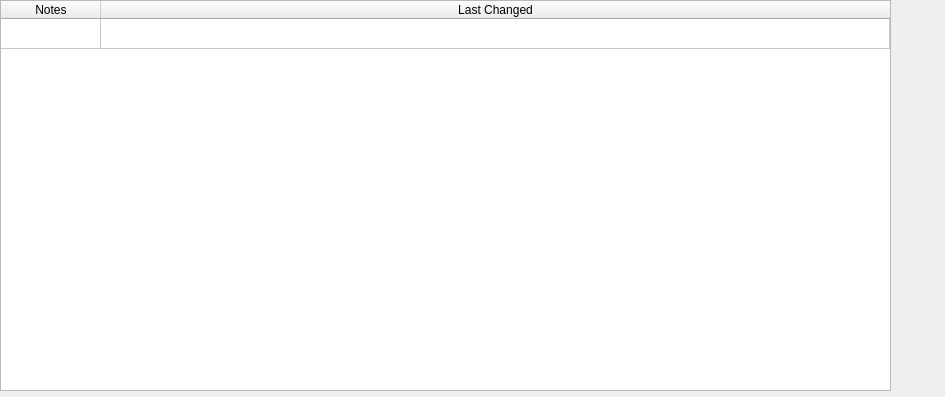
Above: src/ui/notesdialog.ui from fredollinger/KTomGirl before the change. Below: the same form after it.
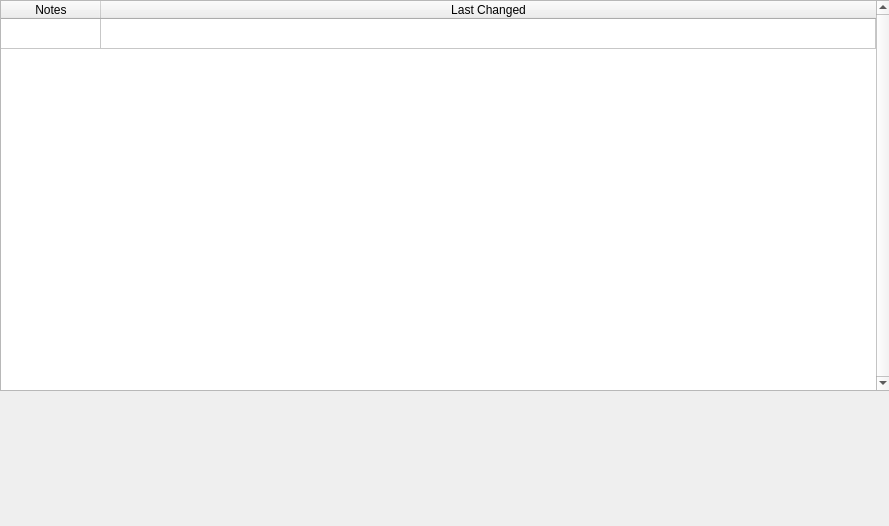
That is the form after the change.

Commit message: Quick ui testing in python.

The edit to the form file:
```diff
--- a/src/ui/notesdialog.ui
+++ b/src/ui/notesdialog.ui
@@ -6,8 +6,8 @@
    <rect>
     <x>0</x>
     <y>0</y>
-    <width>945</width>
-    <height>397</height>
+    <width>889</width>
+    <height>526</height>
    </rect>
   </property>
   <property name="sizePolicy">
@@ -58,12 +58,17 @@
     </property>
     <layout class="QGridLayout" name="gridLayout">
      <property name="sizeConstraint">
-      <enum>QLayout::SetMaximumSize</enum>
+      <enum>QLayout::SetNoConstraint</enum>
      </property>
      <property name="rightMargin">
       <number>0</number>
      </property>
      <item row="0" column="0">
+      <layout class="QVBoxLayout" name="verticalLayout">
+       <property name="sizeConstraint">
+        <enum>QLayout::SetNoConstraint</enum>
+       </property>
+       <item>
       <widget class="QTableWidget" name="tableNotes">
        <property name="sizePolicy">
         <sizepolicy hsizetype="Expanding" vsizetype="Expanding">
@@ -77,12 +82,18 @@
          <height>1000</height>
         </size>
        </property>
+         <property name="verticalScrollBarPolicy">
+          <enum>Qt::ScrollBarAlwaysOn</enum>
+         </property>
        <property name="editTriggers">
         <set>QAbstractItemView::NoEditTriggers</set>
        </property>
        <property name="selectionBehavior">
         <enum>QAbstractItemView::SelectRows</enum>
        </property>
+         <property name="sortingEnabled">
+          <bool>true</bool>
+         </property>
        <attribute name="horizontalHeaderCascadingSectionResizes">
         <bool>true</bool>
        </attribute>
@@ -111,6 +122,8 @@
         </property>
        </column>
       </widget>
+       </item>
+      </layout>
      </item>
     </layout>
    </widget>
```
Lines whose indentation alone changed are shown as unchanged. The commit also changes 3 other files.
